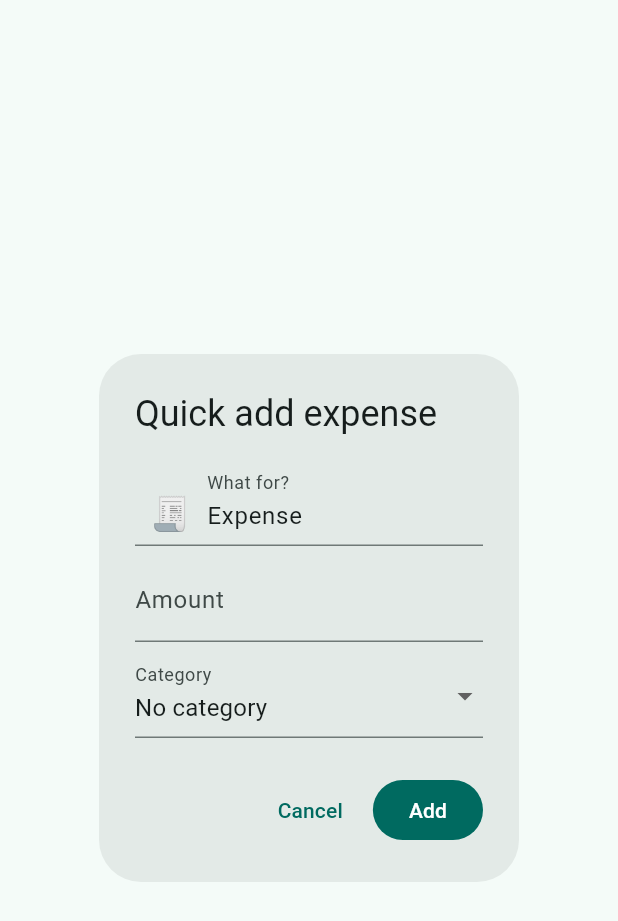
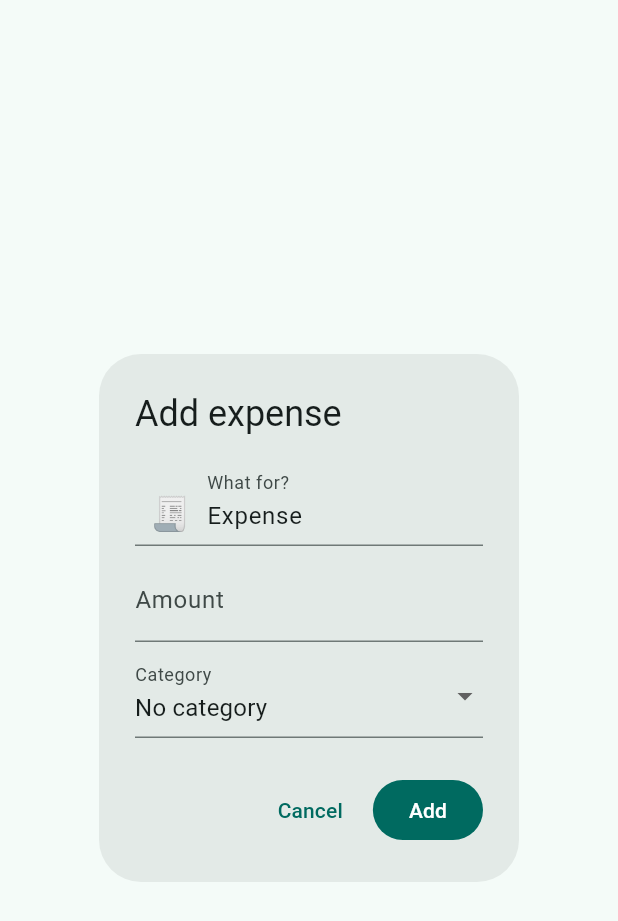
Before and after one commit to PabloSczn/truly-budget, a Flutter app: the QuickAddExpenseDialog widget shown alone on an empty page, opened directly with empty values, on a phone screen of 412 x 824 dp. Shown: the top 921 px of the screen. Run offline on Flutter 3.47's test engine with Material 3 defaults, Android fonts, the phone set to English and light mode, and no system bars; our stand-ins replace package_info_plus, shared_preferences; accounts and stored records are empty.

Commit message:
improve texts

```diff
--- a/lib/screens/allocate_income_screen.dart
+++ b/lib/screens/allocate_income_screen.dart
@@ -174,7 +174,7 @@ class _AllocateIncomeScreenState extends State<AllocateIncomeScreen> {
         allocCategories.any((c) => (draftAmounts[c.id] ?? 0.0) > 0);
 
     return Scaffold(
-      appBar: AppBar(title: const Text('Allocate income')),
+      appBar: AppBar(title: const Text('Allocate funds')),
       body: GestureDetector(
         behavior: HitTestBehavior.translucent,
         onTap: () => FocusManager.instance.primaryFocus?.unfocus(),
--- a/lib/widgets/expenses/add_expense_quick_dialog.dart
+++ b/lib/widgets/expenses/add_expense_quick_dialog.dart
@@ -52,7 +52,7 @@ class _QuickAddExpenseDialogState extends State<QuickAddExpenseDialog> {
   @override
   Widget build(BuildContext context) {
     return AlertDialog(
-      title: const Text('Quick add expense'),
+      title: const Text('Add expense'),
       content: Form(
         key: _formKey,
         child: Column(
```
